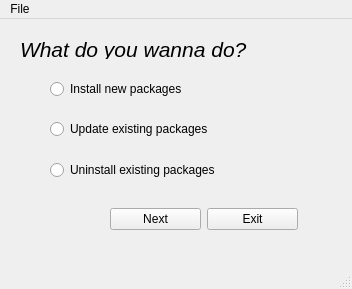
Qt form UI_Files/startScreen.ui (GDGVIT/pip-gui) before a commit.
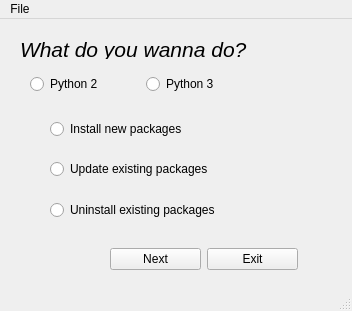
The same form after that commit. Icons and pictures are not drawn.

Patch:
```diff
--- a/UI_Files/startScreen.ui
+++ b/UI_Files/startScreen.ui
@@ -7,7 +7,7 @@
     <x>0</x>
     <y>0</y>
     <width>352</width>
-    <height>289</height>
+    <height>311</height>
    </rect>
   </property>
   <property name="cursor">
@@ -47,7 +47,7 @@
     <property name="geometry">
      <rect>
       <x>50</x>
-      <y>60</y>
+      <y>100</y>
       <width>251</width>
       <height>101</height>
      </rect>
@@ -106,7 +106,7 @@
     <property name="geometry">
      <rect>
       <x>110</x>
-      <y>160</y>
+      <y>200</y>
       <width>188</width>
       <height>80</height>
      </rect>
@@ -128,6 +128,32 @@
      </item>
     </layout>
    </widget>
+   <widget class="QWidget" name="horizontalLayoutWidget_2">
+    <property name="geometry">
+     <rect>
+      <x>30</x>
+      <y>50</y>
+      <width>226</width>
+      <height>31</height>
+     </rect>
+    </property>
+    <layout class="QHBoxLayout" name="horizontalLayout_2">
+     <item>
+      <widget class="QRadioButton" name="radioPy2">
+       <property name="text">
+        <string>Python 2</string>
+       </property>
+      </widget>
+     </item>
+     <item>
+      <widget class="QRadioButton" name="radioPy3">
+       <property name="text">
+        <string>Python 3</string>
+       </property>
+      </widget>
+     </item>
+    </layout>
+   </widget>
   </widget>
   <widget class="QMenuBar" name="menubar">
    <property name="geometry">
```
